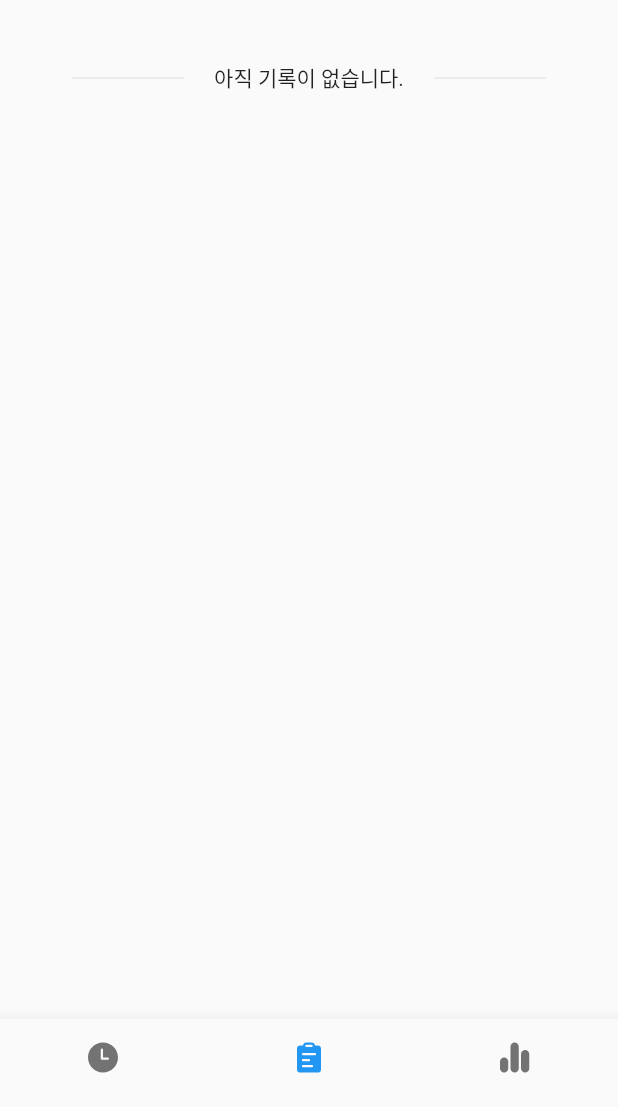
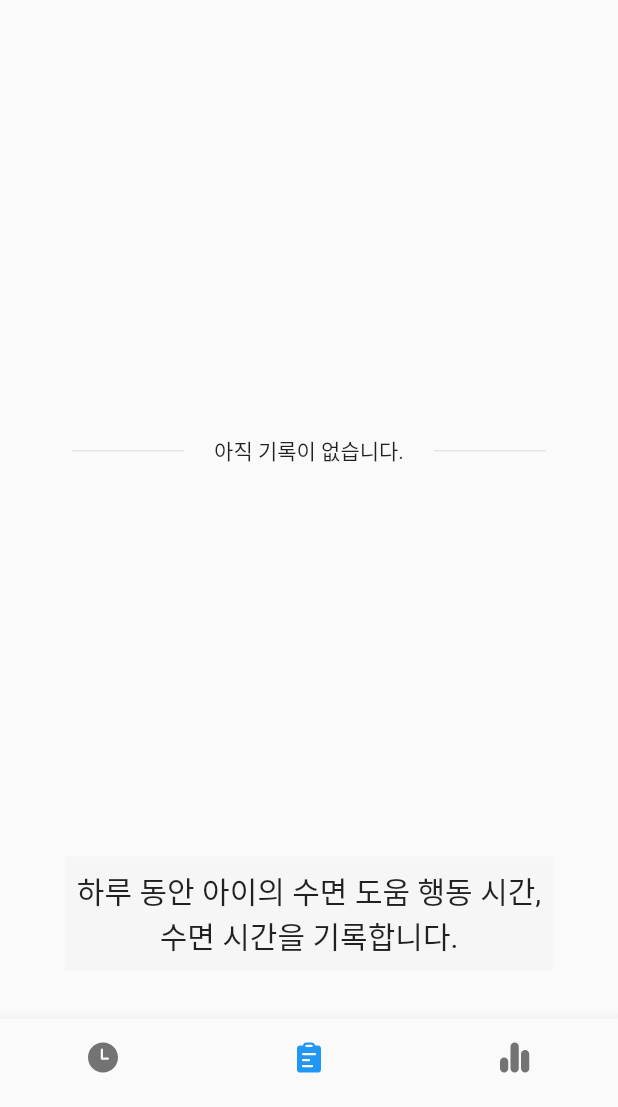
Before and after one commit to gaerongsalon/baby-sleep-time, a Flutter app: the screen it shows after launch, item 2 of the bottom bar chosen, on a phone screen of 412 x 824 dp, the part 129-1236 px from its top. Run offline on Flutter 3.47's test engine with Material 2 defaults, Android fonts, the phone set to English and light mode, and no system bars; our stand-ins replace fl_chart, floor, fluentui_icons, flutter_datetime_picker, shared_preferences, sqflite; missing offline and left inert: highlighter_coachmark; accounts and stored records are empty; generated files the repository leaves out were written again; statements that could not run were skipped.

Commit message:
Add tutorial

```diff
--- /dev/null
+++ b/lib/components/tip_text.dart
@@ -0,0 +1,23 @@
+import 'package:flutter/material.dart';
+
+class TipText extends StatelessWidget {
+  const TipText({
+    Key key,
+    @required this.text,
+  }) : super(key: key);
+
+  final String text;
+
+  @override
+  Widget build(BuildContext context) {
+    final theme = Theme.of(context);
+    final tipBackgroundColor = theme.buttonColor.withAlpha(40);
+    return Container(
+      margin: const EdgeInsets.only(top: 4.0),
+      padding: const EdgeInsets.all(8.0),
+      color: tipBackgroundColor,
+      child: Text(this.text,
+          textAlign: TextAlign.center, style: TextStyle(fontSize: 20)),
+    );
+  }
+}
--- a/lib/screens/home/home_screen.dart
+++ b/lib/screens/home/home_screen.dart
@@ -1,5 +1,5 @@
+import 'package:fluentui_icons/fluentui_icons.dart';
 import 'package:flutter/material.dart';
-import 'package:fluentui_icons/fluentui_icons.dart';
 
 import '../../constants.dart';
 import '../../tabs/chart/chart_tab_page.dart';
@@ -52,10 +52,6 @@ class _HomeScreenState extends State<HomeScreen> {
             title: Text("통계"),
             icon: const Icon(FluentSystemIcons.ic_fluent_poll_filled),
           ),
-          // const BottomNavigationBarItem(
-          //   title: Text("설정"),
-          //   icon: const Icon(Icons.settings),
-          // )
         ],
       ),
       floatingActionButton: Column(
--- a/lib/screens/splash/splash_screen.dart
+++ b/lib/screens/splash/splash_screen.dart
@@ -1,3 +1,4 @@
+import 'package:baby_sleep_time/services/store/tip_state.dart';
 import 'package:flutter/material.dart';
 
 import '../../constants.dart';
@@ -22,6 +23,7 @@ class _SplashScreenState extends State<SplashScreen> {
 
   void initAsync() async {
     await currentTheme.loadTheme();
+    await TipState.instance.load();
     await prepareStore();
     await Future.delayed(Duration(seconds: 1));
     Navigator.of(context).pushReplacementNamed(Constants.HomeScreenName);
--- /dev/null
+++ b/lib/services/store/tip_state.dart
@@ -0,0 +1,60 @@
+import 'dart:collection';
+
+import 'package:shared_preferences/shared_preferences.dart';
+
+class TipState {
+  static const recordStartKey = "tipstate.recordstart";
+  static const sleepStartButtonKey = "tipstate.sleepstart";
+  static const wakeupButtonKey = "tipstate.wakeup";
+  static const firstRecordKey = "tipstate.firstrecord";
+  static const tableKey = "tipstate.table";
+  static const chartKey = "tipstate.chart";
+
+  static final _allKeys = [
+    recordStartKey,
+    sleepStartButtonKey,
+    wakeupButtonKey,
+    firstRecordKey,
+    tableKey,
+    chartKey,
+  ];
+
+  static final instance = TipState._internal();
+
+  TipState._internal();
+
+  final Map<String, bool> state = HashMap();
+
+  Future<void> load() async {
+    await SharedPreferences.getInstance().then((pref) {
+      _allKeys.forEach((key) {
+        state[key] = pref.getBool(key) ?? false;
+      });
+    });
+  }
+
+  bool isShown(String key) {
+    return state[key] ?? false;
+  }
+
+  void markAsShown(String key) {
+    state[key] = true;
+    SharedPreferences.getInstance().then((pref) => pref.setBool(key, true));
+  }
+
+  void doIfPossible(String key, void Function(void Function()) callback) {
+    if (isShown(key)) {
+      return;
+    }
+    callback(() => markAsShown(key));
+  }
+
+  void resetAll() {
+    state.clear();
+    SharedPreferences.getInstance().then((pref) {
+      _allKeys.forEach((key) {
+        pref.remove(key);
+      });
+    });
+  }
+}
--- a/lib/tabs/table/table_tab_page.dart
+++ b/lib/tabs/table/table_tab_page.dart
@@ -1,18 +1,17 @@
-import 'package:baby_sleep_time/utils/print_readable_duration.dart';
 import 'package:fluentui_icons/fluentui_icons.dart';
 import 'package:flutter/material.dart';
 import 'package:intl/intl.dart';
-import 'package:timeline_tile/timeline_tile.dart';
 
 import '../../components/date_header.dart';
 import '../../components/loading_page.dart';
 import '../../components/prompt_dialog.dart';
-import '../../components/sleep_time_log.dart';
-import '../../components/sleep_time_log_item.dart';
 import '../../components/text_divider.dart';
+import '../../components/tip_text.dart';
 import '../../models/sleep_history.dart';
 import '../../services/store/store.dart';
+import '../../services/store/tip_state.dart';
 import '../../utils/date_converter.dart';
+import '../../utils/print_readable_duration.dart';
 
 class TableTabPage extends StatefulWidget {
   const TableTabPage({Key key}) : super(key: key);
@@ -25,6 +24,8 @@ class _TableTabPageState extends State<TableTabPage> {
   bool _loading = false;
   int _yyyyMMdd = asyyyyMMdd(DateTime.now());
   List<SleepHistory> _histories = [];
+
+  final _tableGlobalKey = GlobalKey();
 
   @override
   void initState() {
@@ -59,16 +60,24 @@ class _TableTabPageState extends State<TableTabPage> {
           _histories.length == 0
               ? _buildEmpty()
               : Expanded(child: _buildTable()),
+          !TipState.instance.isShown(TipState.tableKey)
+              ? GestureDetector(
+                  onTap: () => setState(
+                      () => TipState.instance.markAsShown(TipState.tableKey)),
+                  child: TipText(text: "하루 동안 아이의 수면 도움 행동 시간,\n수면 시간을 기록합니다."))
+              : Container(),
         ],
       ),
     );
   }
 
   Widget _buildEmpty() {
-    return Padding(
-      padding: const EdgeInsets.only(top: 20.0),
-      child: TextDivider(
-        text: "아직 기록이 없습니다.",
+    return Expanded(
+      child: Padding(
+        padding: const EdgeInsets.only(top: 20.0),
+        child: TextDivider(
+          text: "아직 기록이 없습니다.",
+        ),
       ),
     );
   }
@@ -85,6 +94,7 @@ class _TableTabPageState extends State<TableTabPage> {
       child: Padding(
         padding: const EdgeInsets.only(top: 24.0),
         child: Table(
+          key: _tableGlobalKey,
           columnWidths: {
             0: FlexColumnWidth(1.3),
             1: FlexColumnWidth(1.4),
@@ -107,10 +117,12 @@ class _TableTabPageState extends State<TableTabPage> {
                 _TextCell(
                   text: printReadableDuration(item.helpDuration),
                   fontWeight: FontWeight.bold,
+                  onLongPress: () => _deleteItem(item),
                 ),
                 _TextCell(
                   text: printReadableDuration(item.sleepDuration),
                   fontWeight: FontWeight.bold,
+                  onLongPress: () => _deleteItem(item),
                 ),
               ]))),
         ),
--- a/lib/theme/theme_config.dart
+++ b/lib/theme/theme_config.dart
@@ -1,3 +1,3 @@
-import './my_theme.dart';
+import 'my_theme.dart';
 
 MyTheme currentTheme = MyTheme();
--- a/pubspec.yaml
+++ b/pubspec.yaml
@@ -18,6 +18,8 @@ dependencies:
   flutter_datetime_picker: ^1.4.0
   timeline_tile: ^1.0.0
   fluentui_icons: ^0.2.0
+  highlighter_coachmark: ^0.0.3
+  super_tooltip: ^0.9.6
 
 dev_dependencies:
   floor_generator: ^0.14.0
```
Also changed, not shown: lib/components/show_coach.dart (added, +45 -0 lines), lib/tabs/chart/chart_tab_page.dart (+10 -1 lines), lib/tabs/chart/components/stacked_bar_chart.dart (+11 -9 lines), lib/tabs/watch/watch_tab_page.dart (+74 -8 lines), pubspec.lock.
